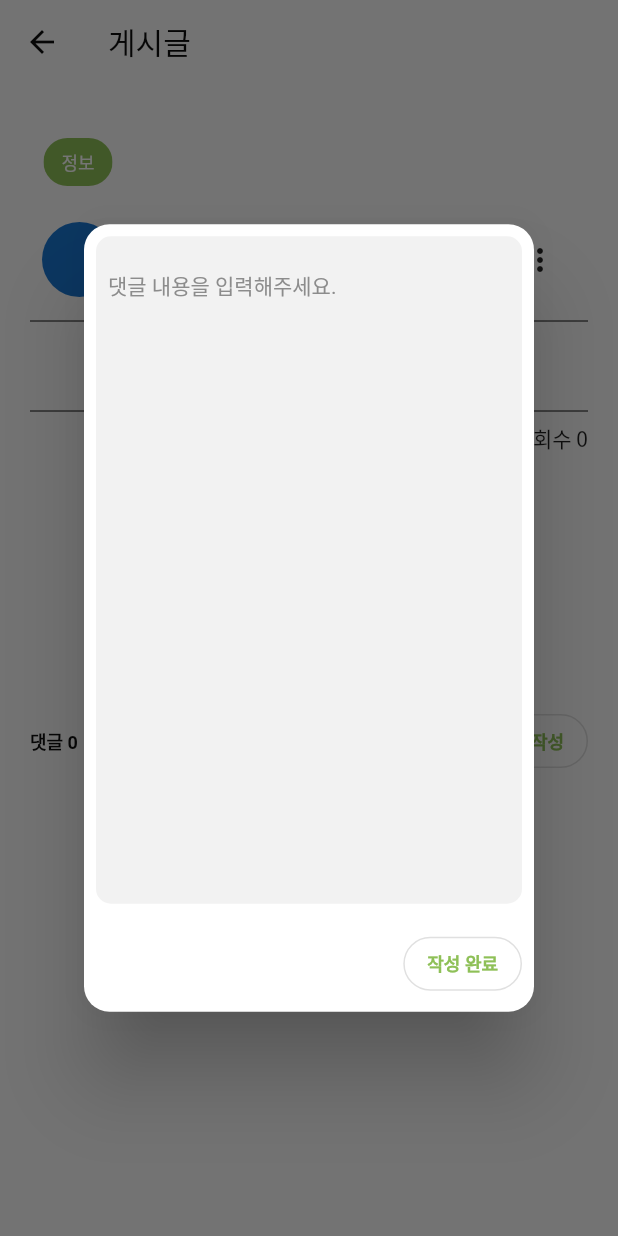
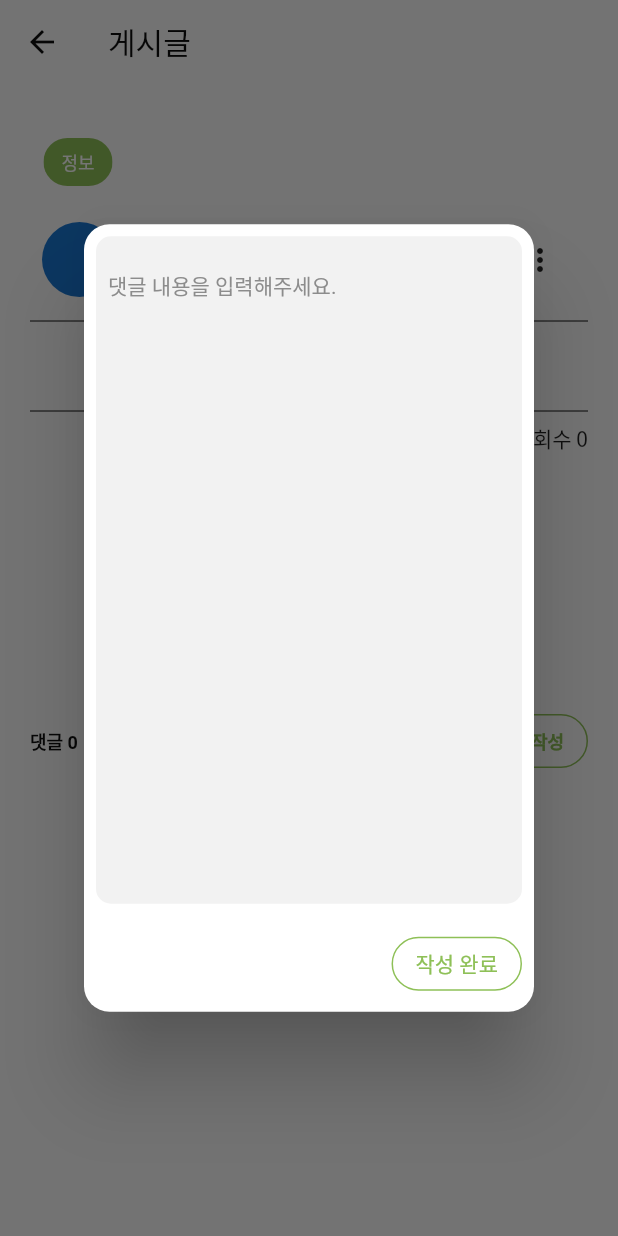
Before and after one commit to sfac-saessak/saessak-flutter, a Flutter app: the PostWritePage screen opened directly, after a tap on "완료", after a tap on "댓글 작성", on a phone screen of 412 x 824 dp. Run offline on Flutter 3.47's test engine with Material 2 defaults, Android fonts, the phone set to English and light mode, and no system bars; our stand-ins replace cloud_firestore, drift, firebase_auth, firebase_core, firebase_storage, flutter_local_notifications and 8 more; accounts and stored records are empty; generated files the repository leaves out were written again; network calls fail; Roboto replaces fonts that are missing (NotoSans); statements that could not run were skipped.

```diff
--- a/lib/view/page/community/post_detail_page.dart
+++ b/lib/view/page/community/post_detail_page.dart
@@ -26,9 +26,7 @@ class PostDetailPage extends GetView<CommunityController> {
       ),
       body: Padding(
         padding: const EdgeInsets.all(20.0),
-        child: ListView(
-          controller: controller.scrollController,
-          children: [
+        child: ListView(controller: controller.scrollController, children: [
           Padding(
             padding: const EdgeInsets.all(8.0),
             child: Row(
@@ -163,17 +161,17 @@ class PostDetailPage extends GetView<CommunityController> {
               ),
               OutlinedButton(
                 style: OutlinedButton.styleFrom(
+                  side: BorderSide(color: AppColor.primary),
                   shape: RoundedRectangleBorder(
-                      side: BorderSide(color: AppColor.primary),
                       borderRadius: BorderRadius.circular(20)),
                 ),
                 child: Text(
                   '댓글 작성',
-                  style: AppTextStyle.body4_b().copyWith(
-                    color: AppColor.primary,
-                  ),
+                  style: AppTextStyle.body4_b(color: AppColor.primary),
                 ),
                 onPressed: () async {
+                  controller.commentTextController.text = '';
+                  controller.isButtonEnabled.value = false;
                   Get.dialog(
                     Dialog(
                       shape: RoundedRectangleBorder(
@@ -197,6 +195,8 @@ class PostDetailPage extends GetView<CommunityController> {
                                   child: Padding(
                                     padding: const EdgeInsets.all(8.0),
                                     child: TextField(
+                                      onChanged: (value) =>
+                                          controller.onChanged(),
                                       maxLines: 27,
                                       controller:
                                           controller.commentTextController,
@@ -213,18 +213,26 @@ class PostDetailPage extends GetView<CommunityController> {
                             ),
                             Padding(
                               padding: const EdgeInsets.all(8.0),
-                              child: OutlinedButton(
+                              child: Obx(
+                                () => OutlinedButton(
                                   onPressed: () =>
                                       controller.completeComment(post),
                                   style: OutlinedButton.styleFrom(
+                                    backgroundColor:
+                                        controller.isButtonEnabled.value
+                                            ? AppColor.primary
+                                            : AppColor.white,
+                                    side: BorderSide(color: AppColor.primary),
                                     shape: RoundedRectangleBorder(
-                                      side: BorderSide(color: AppColor.primary),
-                                      borderRadius: BorderRadius.circular(20)),
+                                        borderRadius:
+                                            BorderRadius.circular(20)),
                                   ),
                                   child: Text(
                                     '작성 완료',
-                                  style: AppTextStyle.body4_b().copyWith(
-                                    color: AppColor.primary,
+                                    style: AppTextStyle.body3_r(
+                                        color: controller.isButtonEnabled.value
+                                            ? AppColor.white
+                                            : AppColor.primary),
                                   ),
                                 ),
                               ),
```
Also changed, not shown: lib/controller/community/community_controller.dart (+56 -41 lines). Lines whose indentation alone changed are shown as unchanged.
